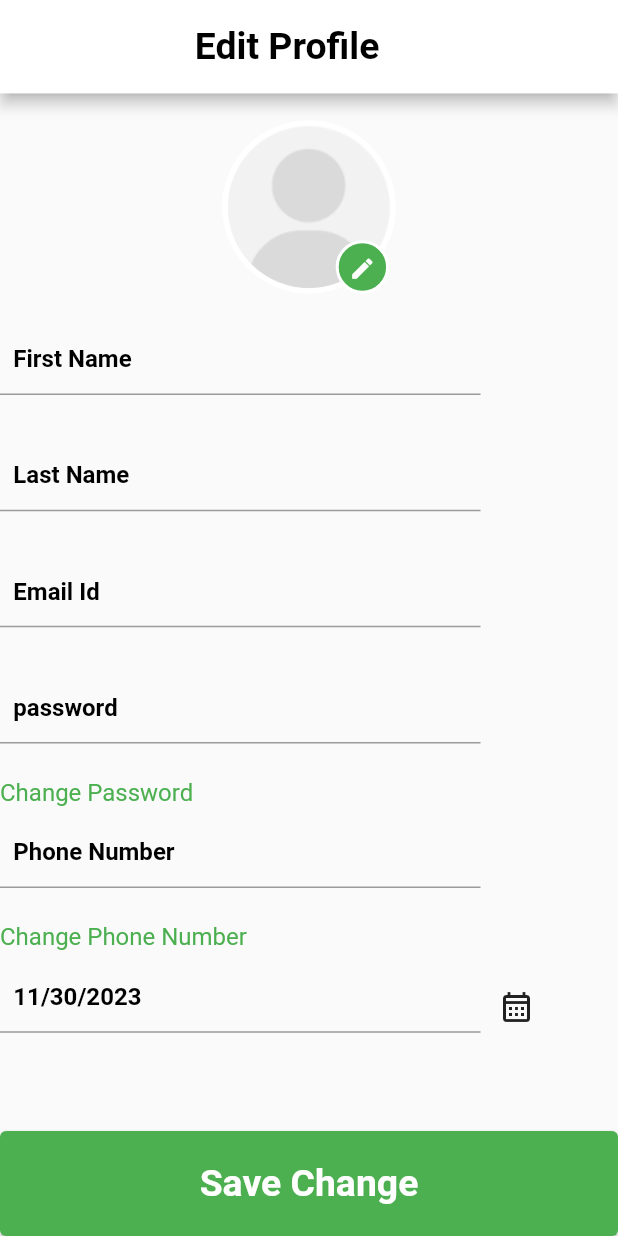
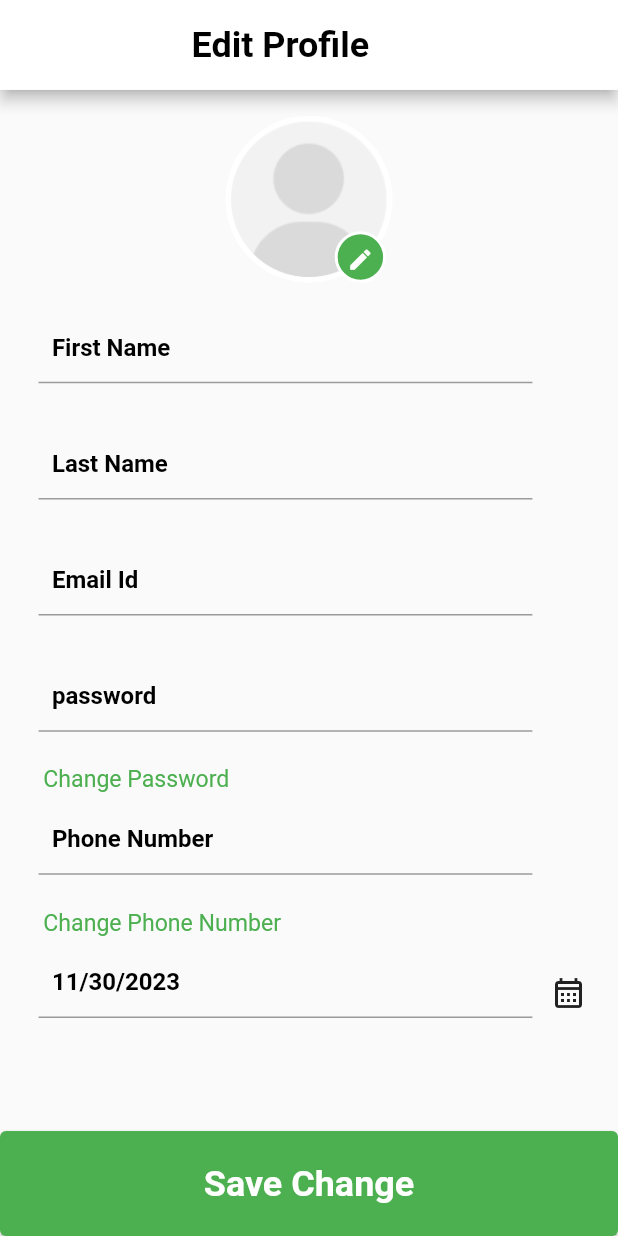
Before and after one commit to LET-BE-X/Givegi, a Flutter app: the EditProfile screen opened directly, on a phone screen of 412 x 824 dp. Run offline on Flutter 3.47's test engine with Material 2 defaults, Android fonts, the phone set to English and light mode, and no system bars; our stand-ins replace carousel_slider, curved_navigation_bar, flutter_screenutil, flutter_svg, gap, geolocator and 4 more; missing offline and left inert: flutter_verification_code, open_street_map_search_and_pick.

Commit message:
Development (#11)
* minor change

* notification chnge

```diff
--- a/lib/utils/color_constant.dart
+++ b/lib/utils/color_constant.dart
@@ -6,3 +6,4 @@ const kOtp = Color(0xffBDE2AD);
 const hometopcolor=Color(0XffE6F8DE);
 const categorytextcolor=Color(0xff3A9020);
 const categorybgcolor=Color(0xffF2F2F2);
+const logincolor=Color(0xff766F6F);
--- a/lib/view/ProfileScreen/Screens/Edit_Profile.dart
+++ b/lib/view/ProfileScreen/Screens/Edit_Profile.dart
@@ -1,4 +1,5 @@
 import 'dart:io';
+import 'package:ecommercegiveji/view/authScreen/widgets/customText.dart';
 import 'package:flutter/material.dart';
 import 'package:flutter_screenutil/flutter_screenutil.dart';
 import 'package:gap/gap.dart';
@@ -26,15 +27,15 @@ class _EditProfileState extends State<EditProfile> {
     return Obx(
       () => Scaffold(
         appBar: AppBar(
-          toolbarHeight: 70.h,
+          toolbarHeight: 70.h.w,
           backgroundColor: Colors.white,
           title: Row(
             children: [
-              Gap(65.h),
+              Gap(65.h.w),
                Text(
                 "Edit Profile",
                 style: TextStyle(
-                    fontSize: 28.h,
+                    fontSize: 28.h.w,
                     color: Colors.black,
                     fontWeight: FontWeight.w600),
               ),
@@ -46,12 +47,12 @@ class _EditProfileState extends State<EditProfile> {
           scrollDirection: Axis.vertical,
           child: Column(
             children: [
-              Gap(20.h),
+              Gap(20.h.w),
               Center(
                 child: Stack(children: [
                   Container(
-                    width: 130.h,
-                    height: 130.h,
+                    width: 130.h.w,
+                    height: 130.h.w,
                     decoration: BoxDecoration(
                       border: Border.all(width: 4.h, color: Colors.white),
                       shape: BoxShape.circle,
@@ -73,8 +74,8 @@ class _EditProfileState extends State<EditProfile> {
                       bottom: 0,
                       right: 0,
                       child: Container(
-                        height: 40.h,
-                        width: 50.h,
+                        height: 40.h.w,
+                        width: 50.h.w,
                         decoration: BoxDecoration(
                             shape: BoxShape.circle,
                             border: Border.all(
@@ -96,7 +97,7 @@ class _EditProfileState extends State<EditProfile> {
 
                 ]),
               ),
-              Gap(15.h),
+              Gap(15.h.w),
               customtextbox(hint: "First Name", ispass: false),
               customtextbox(hint: "Last Name", ispass: false),
               customtextbox(hint: "Email Id", ispass: false),
@@ -105,12 +106,12 @@ class _EditProfileState extends State<EditProfile> {
                 crossAxisAlignment: CrossAxisAlignment.start,
                 children: [
                   customtextbox(hint: "password", ispass: true),
-                  "Change Password"
-                      .text
-                      .start
-                      .size(16)
-                      .color(Colors.green)
-                      .make()
+                  Row(
+                    children: [
+                      Gap(30.w),
+                      customText(myText: "Change Password",color: Colors.green,size: 18.h.w),
+                    ],
+                  )
                 ],
               ),
               Column(
@@ -121,12 +122,13 @@ class _EditProfileState extends State<EditProfile> {
                       hint: "Phone Number",
                       ispass: false,
                       type: TextInputType.number),
-                  "Change Phone Number"
-                      .text.ellipsis
-                      .start
-                      .size(16)
-                      .color(Colors.green)
-                      .make().onTap(() { })
+
+                  Row(
+                    children: [
+                      Gap(30.w),
+                      customText(myText: "Change Phone Number",color: Colors.green,size: 18.h.w),
+                    ],
+                  )
                 ],
               ),
 
@@ -152,7 +154,7 @@ class _EditProfileState extends State<EditProfile> {
               onPressed: () {},
               child: Text(
                 "Save Change",
-                style:  TextStyle(fontSize: 28.h, fontWeight: FontWeight.bold),
+                style:  TextStyle(fontSize: 28.h.w, fontWeight: FontWeight.bold),
               ),
             )),
       ),
--- a/lib/view/ProfileScreen/Widgets/customtextbox.dart
+++ b/lib/view/ProfileScreen/Widgets/customtextbox.dart
@@ -3,6 +3,7 @@
 import 'package:flutter/cupertino.dart';
 import 'package:flutter/material.dart';
 import 'package:flutter_screenutil/flutter_screenutil.dart';
+import 'package:gap/gap.dart';
 import 'package:velocity_x/velocity_x.dart';
 
 Widget customtextbox({String? hint, controller, ispass, type, Widget? widget}) {
@@ -13,6 +14,7 @@ Widget customtextbox({String? hint, controller, ispass, type, Widget? widget}) {
       7.h.heightBox,
       Row(
         children: [
+          Gap(30.h.w),
           TextFormField(
             keyboardType: type,
             obscureText: ispass,
@@ -21,7 +23,7 @@ Widget customtextbox({String? hint, controller, ispass, type, Widget? widget}) {
 
             decoration: InputDecoration(
               contentPadding: EdgeInsets.only(left: 10.h),
-              constraints: BoxConstraints.expand(width: 360.h, height: 70.h),
+              constraints: BoxConstraints.expand(width: 370.h, height: 70.h),
               hintStyle:
                   TextStyle(fontWeight: FontWeight.w600, color: Colors.black),
               hintText: hint,
--- a/lib/view/authScreen/widgets/google_facebook.dart
+++ b/lib/view/authScreen/widgets/google_facebook.dart
@@ -10,12 +10,14 @@ class Google_facebook extends StatelessWidget {
   final String asset;
   final String text;
   void Function()? ontap;
+  Color color;
   Google_facebook({
     Key? key,
     this.width,
     required this.asset,
     required this.text,
     required this.ontap,
+    required this.color
   }) : super(key: key);
 
   @override
@@ -28,7 +30,7 @@ class Google_facebook extends StatelessWidget {
         decoration: BoxDecoration(
             borderRadius: BorderRadius.circular(8),
             border: Border.all(
-              width: 0.8,
+              width: 0.4,color: color
             )),
         child: Row(
           mainAxisAlignment: MainAxisAlignment.center,
```
Also changed, not shown: lib/view/Notification/Screens/Notification_screens.dart (+30 -1 lines), lib/view/authScreen/screens/signup_page.dart (+11 -9 lines).
